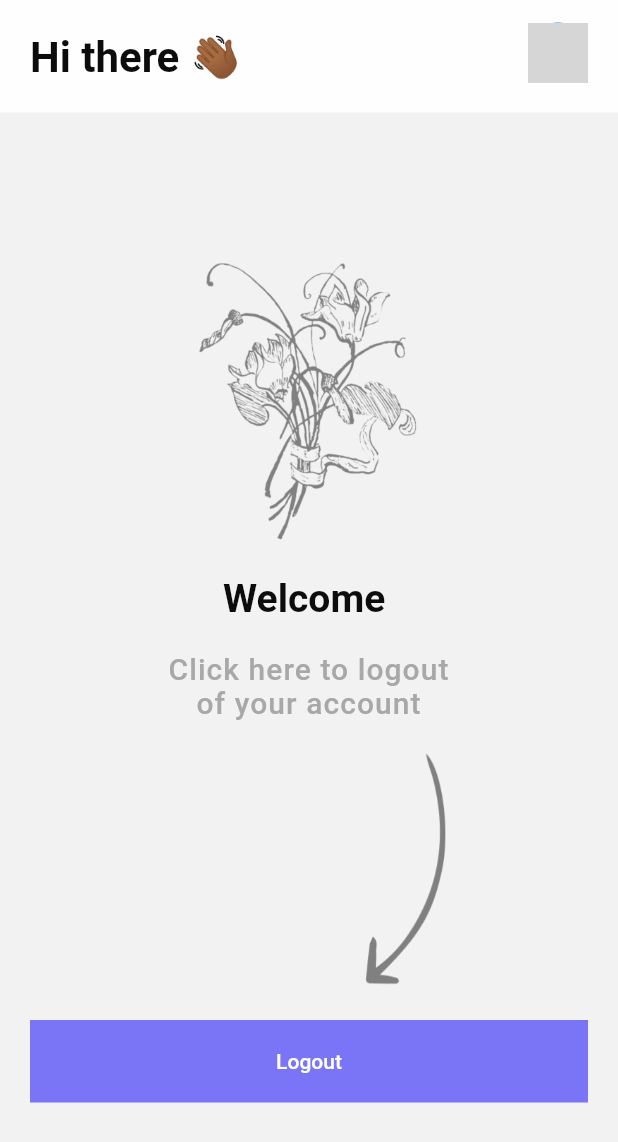
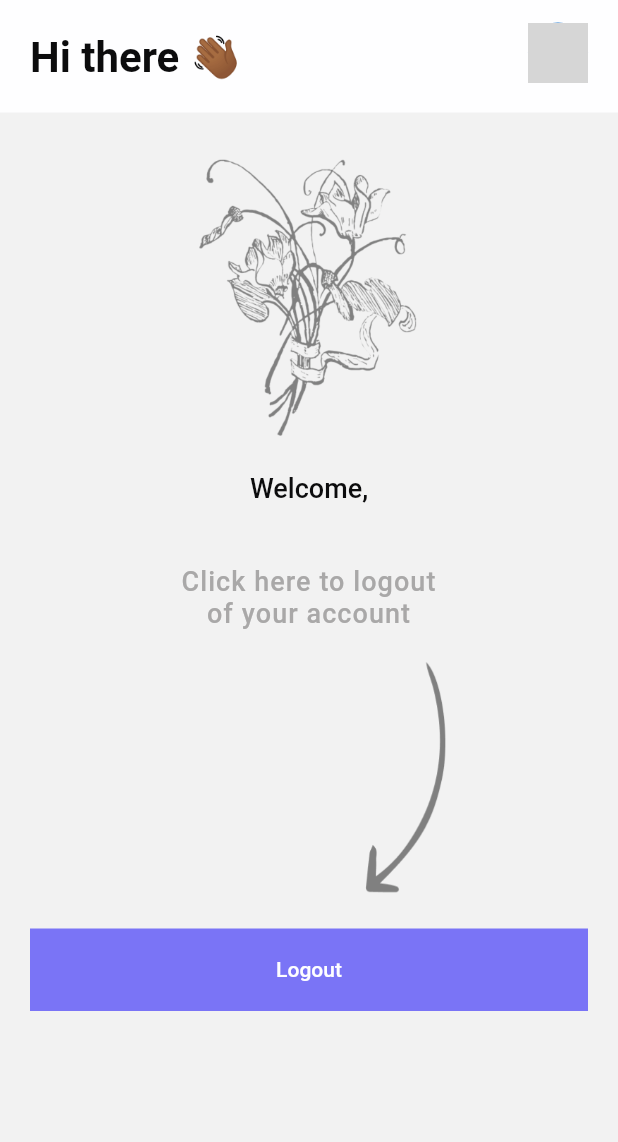
Before and after one commit to timilehinjegede/ourpass, a Flutter app: the DashboardPage screen opened directly, on a phone screen of 412 x 824 dp. Shown: the top 1142 px of the screen. Run offline on Flutter 3.47's test engine with Material 2 defaults, Android fonts, the phone set to English and light mode, and no system bars; our stand-ins replace cloud_firestore, equatable, firebase_auth, firebase_core, flutter_bloc, pin_code_fields and 1 more; accounts and stored records are empty; network calls fail; Roboto replaces fonts that are missing (OpenSans); grey boxes are pictures that could not be loaded.

Commit message:
feat: added docs and commands, minor fixes and improvments.

```diff
--- a/lib/core/utils/validators.dart
+++ b/lib/core/utils/validators.dart
@@ -11,6 +11,6 @@ class Validator {
   }
 
   bool isInputValid(String input) {
-    return input.trim().length > 3;
+    return input.trim().length >= 3;
   }
 }
--- a/lib/features/auth/views/pages/pages.dart
+++ b/lib/features/auth/views/pages/pages.dart
@@ -1,3 +1,3 @@
-export 'sign_in_page.dart';
-export 'sign_up_page.dart';
+export 'signin_page.dart';
+export 'signup_page.dart';
 export 'verify_account_page.dart';
--- a/lib/features/auth/views/pages/sign_up_page.dart
+++ b/lib/features/auth/views/pages/signup_page.dart
@@ -3,6 +3,7 @@ import 'package:flutter/material.dart';
 import 'package:flutter_bloc/flutter_bloc.dart';
 import 'package:our_pass/core/constants/constants.dart';
 import 'package:our_pass/core/utils/utils.dart';
+import 'package:our_pass/features/auth/cubits/signin_cubit/signin_cubit.dart';
 import 'package:our_pass/features/auth/cubits/signup_cubit/signup_cubit.dart';
 import 'package:our_pass/features/auth/views/pages/pages.dart';
 import 'package:our_pass/features/shared/views/pages/pages.dart';
@@ -90,6 +91,9 @@ class SignUpPage extends StatelessWidget {
                       text: 'Sign in',
                       recognizer: TapGestureRecognizer()
                         ..onTap = () {
+                          /// resets the sign in cubit [so its values are set to the initial state]
+                          context.read<SigninCubit>().reset();
+
                           Navigator.pushReplacement(
                             context,
                             MaterialPageRoute(
@@ -149,7 +153,7 @@ class SignUpPage extends StatelessWidget {
               ),
               const YBox(30),
               CustomTextButton(
-                title: 'Get started',
+                title: 'Get Started',
                 enabledStream: signUpCubit.validateSignup,
                 buttonColor: appColors.yellow,
                 textColor: appColors.black,
--- a/lib/features/shared/views/pages/dashboard_page.dart
+++ b/lib/features/shared/views/pages/dashboard_page.dart
@@ -14,12 +14,11 @@ class DashboardPage extends StatelessWidget {
     return Scaffold(
       backgroundColor: appColors.grey,
       appBar: const CustomHomeAppBar(),
-      body: Padding(
+      body: SingleChildScrollView(
         padding: const EdgeInsets.symmetric(
           horizontal: hPadding,
           vertical: vPadding,
         ),
-        child: SizedBox.expand(
         child: Column(
           mainAxisAlignment: MainAxisAlignment.center,
           children: [
@@ -28,18 +27,30 @@ class DashboardPage extends StatelessWidget {
               height: 200,
             ),
             const YBox(20),
-              Text(
-                'Welcome ${currentUser?.email}',
+            Text.rich(
+              TextSpan(
+                text: 'Welcome,\n',
+                children: [
+                  TextSpan(
+                    text: currentUser?.email ?? '',
                     style: const TextStyle(
-                  fontSize: 26,
+                      fontSize: 20,
                       fontWeight: FontWeight.bold,
                     ),
+                  ),
+                ],
+                style: const TextStyle(
+                  fontSize: 18,
+                  fontWeight: FontWeight.w500,
+                ),
+              ),
+              textAlign: TextAlign.center,
             ),
             const YBox(20),
             Text(
               'Click here to logout\nof your account',
               style: TextStyle(
-                  fontSize: 20,
+                fontSize: 18,
                 fontWeight: FontWeight.w500,
                 color: appColors.darkGrey,
                 letterSpacing: .7,
@@ -65,7 +76,6 @@ class DashboardPage extends StatelessWidget {
           ],
         ),
       ),
-      ),
     );
   }
 }
```
Also changed, not shown: lib/app.dart (+7 -13 lines), lib/core/config.dart (added, +23 -0 lines), lib/core/utils/exceptions.dart (+3 -7 lines), lib/features/auth/cubits/signin_cubit/signin_cubit.dart (+21 -7 lines), lib/features/auth/cubits/signup_cubit/signup_cubit.dart (+29 -3 lines), lib/features/auth/data/sources/remote/auth_remote_source.dart (+9 -5 lines), lib/features/auth/views/pages/signin_page.dart (renamed from lib/features/auth/views/pages/sign_in_page.dart, +6 -2 lines), lib/main.dart (+2 -5 lines), graphics/dashboard.png (added), graphics/sign_in.png (added), graphics/sign_up.png (added), graphics/verification.png (added), 2 other files. Lines whose indentation alone changed are shown as unchanged.
